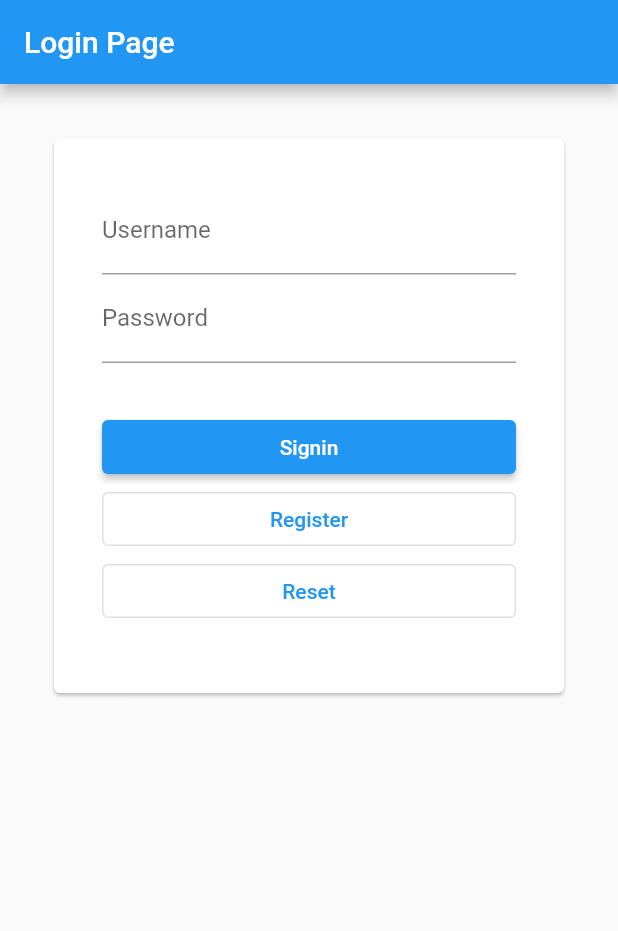
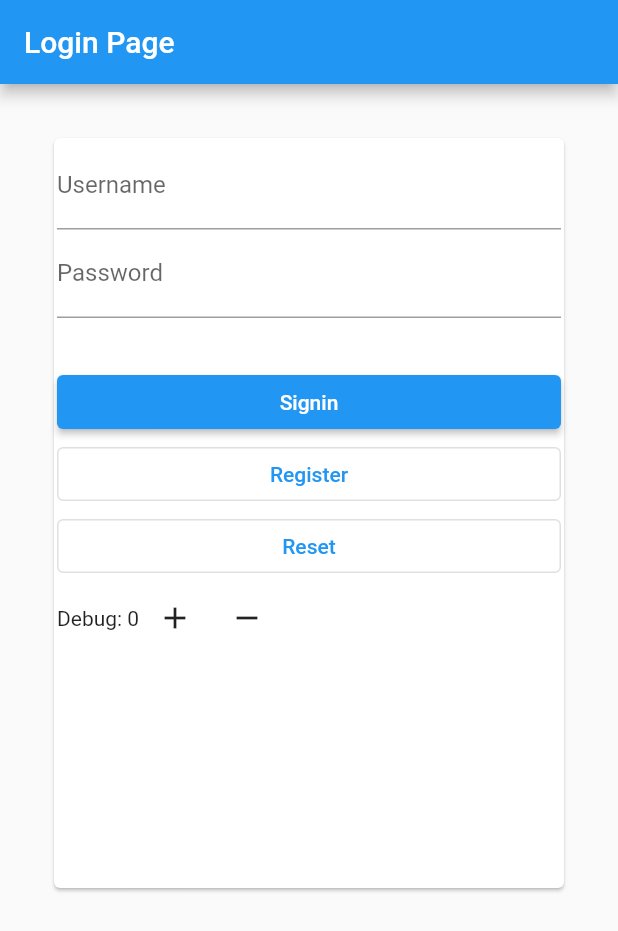
Before and after one commit to Boonyarit-siol/Demo, a Flutter app: the screen it shows after launch, after a tap on "Reset", on a phone screen of 412 x 824 dp. Shown: the top 931 px of the screen. Run offline on Flutter 3.47's test engine with Material 2 defaults, Android fonts, the phone set to English and light mode, and no system bars.

```diff
--- a/lib/src/pages/login/login_page.dart
+++ b/lib/src/pages/login/login_page.dart
@@ -12,6 +12,7 @@ class _LoginPageState extends State<LoginPage> {
   // ค่า final คือ ตัวเเปรที่เเก้ไขค่าของตัวเเปรไม่ได้//
   final _usernameController = TextEditingController();
   final _passwordController = TextEditingController();
+  int count = 0;
   @override
   void initState() {
     // TODO: implement initState
@@ -32,8 +33,8 @@ class _LoginPageState extends State<LoginPage> {
             padding: const EdgeInsets.all(32.0),
             child: Card(
               child: Container(
-                  padding: const EdgeInsets.all(32),
-                  height: 370,
+                  padding: const EdgeInsets.all(2),
+                  height: 500,
                   child: Column(
                     // ยืดปุ่ม login & reset
                     crossAxisAlignment: CrossAxisAlignment.stretch,
@@ -42,7 +43,32 @@ class _LoginPageState extends State<LoginPage> {
                       SizedBox(
                         height: 32,
                       ),
-                      ..._buildButtons()
+                      ..._buildButtons(),
+                      Row(
+                        children: [
+                          Text("Debug: $count"),
+                          IconButton(
+                            onPressed: () {
+                              count = count+1;
+                              // setState คือ ไว้เรียกใช้ function build ทำซ้ำอีกครั้ง
+                              setState(() {
+
+                              });
+                            },
+                            icon: const Icon(Icons.add),
+                          ),
+                          IconButton(
+                            onPressed: () {
+                              count = count -1;
+                              setState(() {
+
+                              });
+                            },
+                            icon: Icon(Icons.remove),
+
+                          )
+                        ],
+                      )
                     ], // ...เพื่อถอด array ออกมา],
                   )),
             ),
@@ -50,14 +76,14 @@ class _LoginPageState extends State<LoginPage> {
     );
   }
 
-  void _handaleClickLogin() {
-  //   print(
-  //       "Dev:Login with ${_usernameController.text}, ${_passwordController.text}) ");
+  void _handleClickLogin() {
+    //   print(
+    //       "Dev:Login with ${_usernameController.text}, ${_passwordController.text}) ");
     Navigator.pushNamed(context, AppRoute.home);
-        // link to home_page.dart
+    // link to home_page.dart
   }
 
-  void _handaleClickReset() {
+  void _handleClickReset() {
     _usernameController.text = "";
     _passwordController.text = "";
   }
@@ -78,15 +104,15 @@ class _LoginPageState extends State<LoginPage> {
   _buildButtons() {
     return [
       ElevatedButton(
-        onPressed: _handaleClickLogin,
+        onPressed: _handleClickLogin,
         child: Text("Signin"),
       ),
-      OutlinedButton(onPressed: _handaleClickRegister, child: Text("Register")),
-      OutlinedButton(onPressed: _handaleClickReset, child: Text("Reset")),
+      OutlinedButton(onPressed: _handleClickRegister, child: Text("Register")),
+      OutlinedButton(onPressed: _handleClickReset, child: Text("Reset")),
     ];
   }
 
-  void _handaleClickRegister() {
+  void _handleClickRegister() {
     Navigator.pushNamed(context, AppRoute.register);
   }
 }
```
